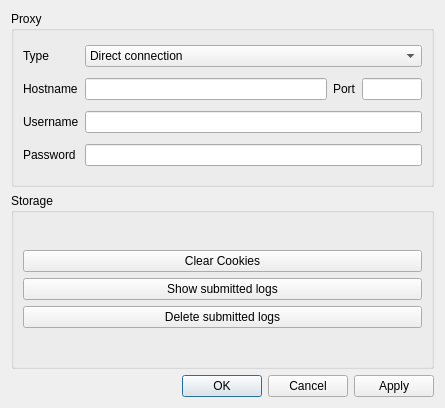
Old version of the form ConfigDialog.ui in the repository mkrautz/mumble-ios-crashreporter.
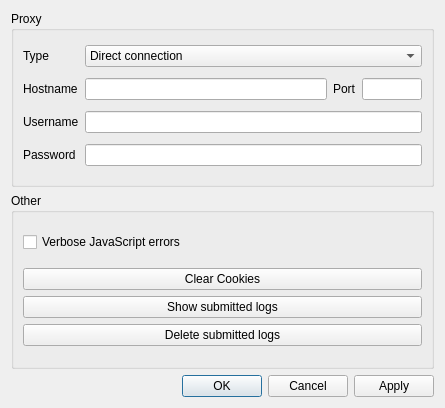
New version of the form.

Commit message: Allow JS errors to be shown in the UI. Bump version to 1.2.1-pre1.

What changed in the file:
```diff
--- a/ConfigDialog.ui
+++ b/ConfigDialog.ui
@@ -198,9 +198,16 @@
    <item>
     <widget class="QGroupBox" name="qgbStorage">
      <property name="title">
-      <string>Storage</string>
+      <string>Other</string>
      </property>
      <layout class="QVBoxLayout" name="verticalLayout_3">
+      <item>
+       <widget class="QCheckBox" name="qcbJSErrors">
+        <property name="text">
+         <string>Verbose JavaScript errors</string>
+        </property>
+       </widget>
+      </item>
       <item>
        <layout class="QVBoxLayout" name="verticalLayout_2">
         <item>
```
The commit also changes 10 other files.
